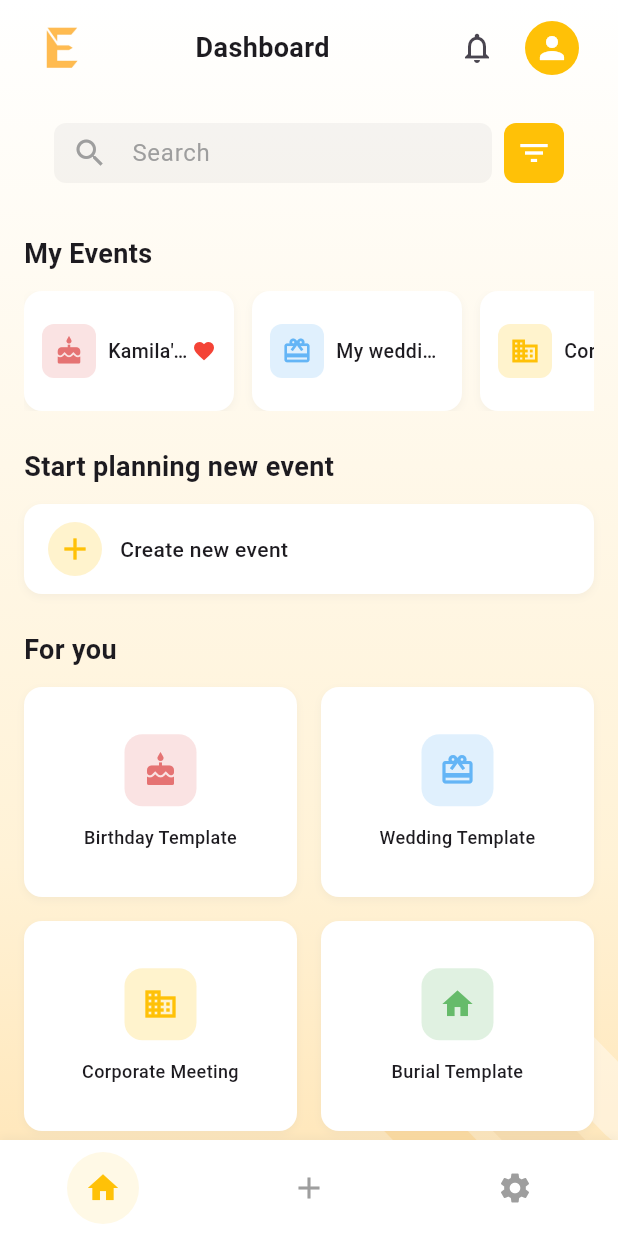
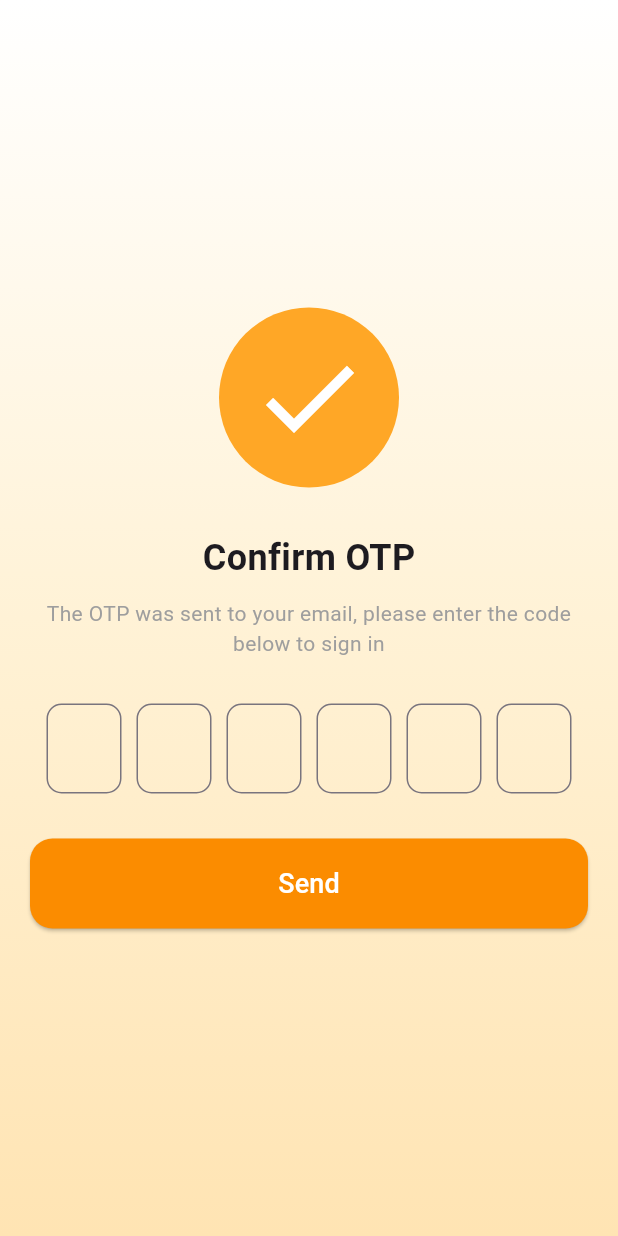
Before and after one commit to Gakwaya011/Event_EASE, a Flutter app: the screen it shows after launch, on a phone screen of 412 x 824 dp. Run offline on Flutter 3.47's test engine with Material 3 defaults, Android fonts, the phone set to English and light mode, and no system bars; our stand-ins replace google_fonts.

Commit message:
connect the pages

```diff
--- a/event_ease/lib/main.dart
+++ b/event_ease/lib/main.dart
@@ -5,6 +5,7 @@ import 'pages/create_event.dart';
 import 'pages/onboarding.dart';
 import 'pages/profile.dart';
 import 'pages/splash.dart';
+import 'pages/otp.dart';
 
 void main() {
   runApp(const MyApp());
@@ -18,7 +19,7 @@ class MyApp extends StatelessWidget {
     return MaterialApp(
       debugShowCheckedModeBanner: false,
       title: 'EventEase',
-      initialRoute: '/', // Set the initial route
+      initialRoute: '/otp', // Set the initial route
       routes: {
         '/': (context) => EventPlannerHome(),
         '/event': (context) => SinglEvent(),
@@ -26,6 +27,7 @@ class MyApp extends StatelessWidget {
         '/onboarding': (context) => OnboardingScreen(),
         '/profile': (context) => ProfilePage(),
         '/splash': (context) => SplashPage(),
+        '/otp': (context) => OTPConfirmationPage(),
       },
     );
   }
--- /dev/null
+++ b/event_ease/lib/pages/otp.dart
@@ -0,0 +1,185 @@
+import 'package:flutter/material.dart';
+import 'package:flutter/services.dart';
+
+class OTPConfirmationPage extends StatefulWidget {
+  @override
+  _OTPConfirmationPageState createState() => _OTPConfirmationPageState();
+}
+
+class _OTPConfirmationPageState extends State<OTPConfirmationPage> {
+  final List<TextEditingController> _otpControllers =
+      List.generate(6, (_) => TextEditingController());
+  final List<FocusNode> _focusNodes = List.generate(6, (_) => FocusNode());
+
+  @override
+  void initState() {
+    super.initState();
+    // Add listener to handle pasting entire OTP
+    _otpControllers[0].addListener(_handlePastedOTP);
+  }
+
+  @override
+  void dispose() {
+    for (var controller in _otpControllers) {
+      controller.dispose();
+    }
+    for (var focusNode in _focusNodes) {
+      focusNode.dispose();
+    }
+    super.dispose();
+  }
+
+  void _handlePastedOTP() {
+    String pastedText = _otpControllers[0].text;
+
+    // Check if pasted text is exactly 6 digits
+    if (pastedText.length == 6 && int.tryParse(pastedText) != null) {
+      // Distribute pasted OTP across input fields
+      for (int i = 0; i < 6; i++) {
+        _otpControllers[i].text = pastedText[i];
+      }
+      // Move focus to last field
+      FocusScope.of(context).requestFocus(_focusNodes[5]);
+    }
+  }
+
+  void _onOTPChanged(int index, String value) {
+    if (value.length == 1) {
+      // Move focus to next input
+      if (index < 5) {
+        FocusScope.of(context).requestFocus(_focusNodes[index + 1]);
+      }
+    }
+  }
+
+  void _sendOTP() {
+    // Implement OTP verification logic here
+    String otpCode = _otpControllers.map((controller) => controller.text).join();
+    print('Entered OTP: $otpCode');
+    // Add your verification logic
+  }
+
+  @override
+  Widget build(BuildContext context) {
+    return Scaffold(
+      body: Container(
+        decoration: BoxDecoration(
+          gradient: LinearGradient(
+            begin: Alignment.topCenter,
+            end: Alignment.bottomCenter,
+            colors: [
+              Colors.white,
+              Color(0xFFFFF2D6),
+              Color(0xFFFFE4B3),
+            ],
+          ),
+        ),
+        child: SafeArea(
+          child: Padding(
+            padding: const EdgeInsets.all(20.0),
+            child: Column(
+              mainAxisAlignment: MainAxisAlignment.center,
+              children: [
+                // Verification Badge
+                Container(
+                  width: 120,
+                  height: 120,
+                  decoration: BoxDecoration(
+                    color: Colors.orange[400],
+                    shape: BoxShape.circle,
+                  ),
+                  child: Center(
+                    child: Icon(
+                      Icons.check,
+                      color: Colors.white,
+                      size: 80,
+                    ),
+                  ),
+                ),
+                SizedBox(height: 30),
+
+                // Title
+                Text(
+                  'Confirm OTP',
+                  style: TextStyle(
+                    fontSize: 24,
+                    fontWeight: FontWeight.bold,
+                  ),
+                ),
+                SizedBox(height: 10),
+
+                // Subtitle
+                Text(
+                  'The OTP was sent to your email, please enter the code below to sign in',
+                  textAlign: TextAlign.center,
+                  style: TextStyle(
+                    color: Colors.grey,
+                  ),
+                ),
+                SizedBox(height: 30),
+
+                // OTP Input Fields
+                Row(
+                  mainAxisAlignment: MainAxisAlignment.center,
+                  children: List.generate(6, (index) {
+                    return Container(
+                      width: 50,
+                      height: 60,
+                      margin: EdgeInsets.symmetric(horizontal: 5),
+                      child: TextField(
+                        controller: _otpControllers[index],
+                        focusNode: _focusNodes[index],
+                        textAlign: TextAlign.center,
+                        keyboardType: TextInputType.number,
+                        maxLength: 1,
+                        style: TextStyle(fontSize: 24),
+                        decoration: InputDecoration(
+                          counterText: '',
+                          border: OutlineInputBorder(
+                            borderRadius: BorderRadius.circular(10),
+                            borderSide: BorderSide(color: Colors.grey.shade300),
+                          ),
+                          focusedBorder: OutlineInputBorder(
+                            borderRadius: BorderRadius.circular(10),
+                            borderSide: BorderSide(color: Colors.orange, width: 2),
+                          ),
+                        ),
+                        onChanged: (value) => _onOTPChanged(index, value),
+                        inputFormatters: [
+                          FilteringTextInputFormatter.digitsOnly
+                        ],
+                      ),
+                    );
+                  }),
+                ),
+                SizedBox(height: 30),
+
+                // Send Button
+                SizedBox(
+                  width: double.infinity,
+                  height: 60,
+                  child: ElevatedButton(
+                    onPressed: _sendOTP,
+                    style: ElevatedButton.styleFrom(
+                      backgroundColor: Colors.orange[600],
+                      shape: RoundedRectangleBorder(
+                        borderRadius: BorderRadius.circular(15),
+                      ),
+                    ),
+                    child: Text(
+                      'Send',
+                      style: TextStyle(
+                        fontSize: 18,
+                        color: Colors.white,
+                      ),
+                    ),
+                  ),
+                ),
+              ],
+            ),
+          ),
+        ),
+      ),
+    );
+  }
+}
```
